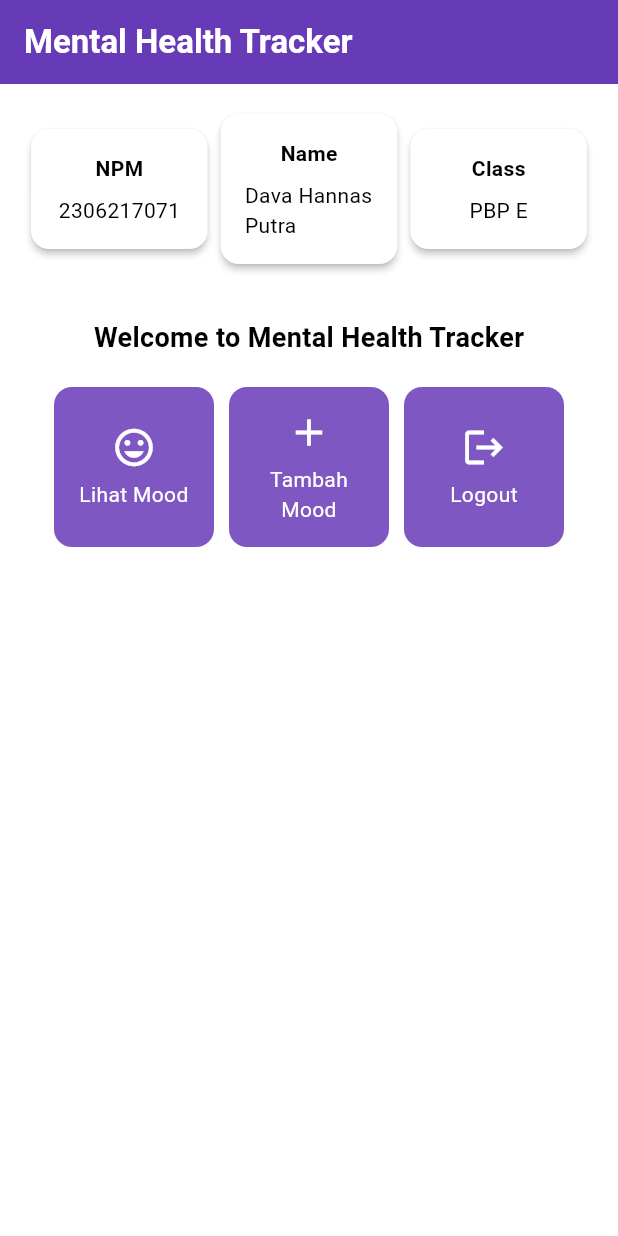
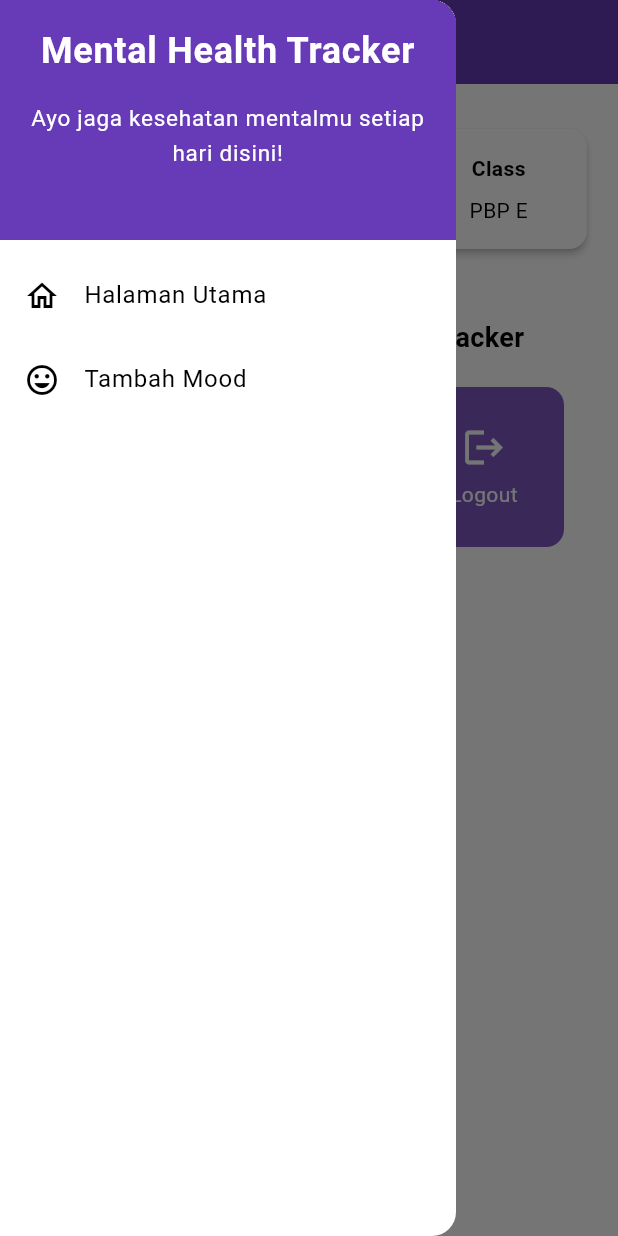
Before and after one commit to tjioedava/mental-health-tracker-mobile, a Flutter app: the screen it shows after launch, with the side drawer open (before the commit the screen has no drawer), on a phone screen of 412 x 824 dp. Run offline on Flutter 3.47's test engine with Material 3 defaults, Android fonts, the phone set to English and light mode, and no system bars.

Commit message:
finished tutorial 7

```diff
--- a/lib/main.dart
+++ b/lib/main.dart
@@ -1,5 +1,5 @@
 import 'package:flutter/material.dart';
-import 'package:mental_health_tracker/menu.dart';
+import 'package:mental_health_tracker/screens/menu.dart';
 
 void main() {
   runApp(const MyApp());
@@ -35,7 +35,6 @@ class MyApp extends StatelessWidget {
         useMaterial3: true,
       ),
       home: MyHomePage(),
-
     );
   }
 }
--- a/lib/menu.dart
+++ b/lib/screens/menu.dart
@@ -1,7 +1,8 @@
 import 'package:flutter/material.dart';
+import 'package:mental_health_tracker/widgets/left_drawer.dart';
+import 'package:mental_health_tracker/widgets/mood_card.dart';
 
-
-class MyHomePage extends StatelessWidget  {
+class MyHomePage extends StatelessWidget {
   final String npm = '2306217071'; // NPM
   final String name = 'Dava Hannas Putra'; // Nama
   final String className = 'PBP E'; // Kelas
@@ -27,11 +28,9 @@ class MyHomePage extends StatelessWidget  {
           ),
         ),
         // Warna latar belakang AppBar diambil dari skema warna tema aplikasi.
-        backgroundColor: Theme
-            .of(context)
-            .colorScheme
-            .primary,
+        backgroundColor: Theme.of(context).colorScheme.primary,
       ),
+      drawer: const LeftDrawer(),
       // Body halaman dengan padding di sekelilingnya.
       body: Padding(
         padding: const EdgeInsets.all(16.0),
@@ -98,8 +97,8 @@ class MyHomePage extends StatelessWidget  {
 class InfoCard extends StatelessWidget {
   // Kartu informasi yang menampilkan title dan content.
 
-  final String title;  // Judul kartu.
-  final String content;  // Isi kartu.
+  final String title; // Judul kartu.
+  final String content; // Isi kartu.
 
   const InfoCard({super.key, required this.title, required this.content});
 
@@ -110,7 +109,8 @@ class InfoCard extends StatelessWidget {
       elevation: 2.0,
       child: Container(
         // Mengatur ukuran dan jarak di dalam kartu.
-        width: MediaQuery.of(context).size.width / 3.5, // menyesuaikan dengan lebar device yang digunakan.
+        width: MediaQuery.of(context).size.width /
+            3.5, // menyesuaikan dengan lebar device yang digunakan.
         padding: const EdgeInsets.all(16.0),
         // Menyusun title dan content secara vertikal.
         child: Column(
@@ -127,64 +127,3 @@ class InfoCard extends StatelessWidget {
     );
   }
 }
-
-class ItemHomepage {
-  final String name;
-  final IconData icon;
-
-  ItemHomepage(this.name, this.icon);
-}
-
-class ItemCard extends StatelessWidget {
-  // Menampilkan kartu dengan ikon dan nama.
-
-  final ItemHomepage item;
-
-  const ItemCard(this.item, {super.key});
-
-  @override
-  Widget build(BuildContext context) {
-    return Material(
-      // Menentukan warna latar belakang dari tema aplikasi.
-      color: Theme.of(context).colorScheme.secondary,
-      // Membuat sudut kartu melengkung.
-      borderRadius: BorderRadius.circular(12),
-
-      child: InkWell(
-        // Aksi ketika kartu ditekan.
-        onTap: () {
-          // Menampilkan pesan SnackBar saat kartu ditekan.
-          ScaffoldMessenger.of(context)
-            ..hideCurrentSnackBar()
-            ..showSnackBar(
-                SnackBar(content: Text("Kamu telah menekan tombol ${item.name}!"))
-            );
-        },
-        // Container untuk menyimpan Icon dan Text
-        child: Container(
-          padding: const EdgeInsets.all(8),
-          child: Center(
-            child: Column(
-              // Menyusun ikon dan teks di tengah kartu.
-              mainAxisAlignment: MainAxisAlignment.center,
-              children: [
-                Icon(
-                  item.icon,
-                  color: Colors.white,
-                  size: 30.0,
-                ),
-                const Padding(padding: EdgeInsets.all(3)),
-                Text(
-                  item.name,
-                  textAlign: TextAlign.center,
-                  style: const TextStyle(color: Colors.white),
-                ),
-              ],
-            ),
-          ),
-        ),
-      ),
-    );
-  }
-
-}
--- /dev/null
+++ b/lib/widgets/left_drawer.dart
@@ -0,0 +1,69 @@
+import 'package:flutter/material.dart';
+import 'package:mental_health_tracker/menu.dart';
+import 'package:mental_health_tracker/widgets/moodentry_form.dart';
+
+class LeftDrawer extends StatelessWidget {
+  const LeftDrawer({super.key});
+
+  @override
+  Widget build(BuildContext context) {
+    return Drawer(
+      child: ListView(
+        children: [
+          DrawerHeader(
+            decoration: BoxDecoration(
+              color: Theme.of(context).colorScheme.primary,
+            ),
+            child: const Column(
+              children: [
+                Text(
+                  'Mental Health Tracker',
+                  textAlign: TextAlign.center,
+                  style: TextStyle(
+                    fontSize: 24,
+                    fontWeight: FontWeight.bold,
+                    color: Colors.white,
+                  ),
+                ),
+                Padding(padding: EdgeInsets.all(8)),
+                Text(
+                  "Ayo jaga kesehatan mentalmu setiap hari disini!",
+                  textAlign: TextAlign.center,
+                  style: TextStyle(
+                    fontSize: 15,
+                    fontWeight: FontWeight.normal,
+                    color: Colors.white,
+                  ),
+                ),
+              ],
+            ),
+          ),
+          ListTile(
+            leading: const Icon(Icons.home_outlined),
+            title: const Text('Halaman Utama'),
+            // Bagian redirection ke MyHomePage
+            onTap: () {
+              Navigator.pushReplacement(
+                  context,
+                  MaterialPageRoute(
+                    builder: (context) => MyHomePage(),
+                  ));
+            },
+          ),
+          ListTile(
+            leading: const Icon(Icons.mood),
+            title: const Text('Tambah Mood'),
+            // Bagian redirection ke MoodEntryFormPage
+            onTap: () {
+              Navigator.pushReplacement(
+                  context,
+                  MaterialPageRoute(
+                    builder: (context) => MoodEntryFormPage(),
+                  ));
+            },
+          ),
+        ],
+      ),
+    );
+  }
+}
--- /dev/null
+++ b/lib/widgets/mood_card.dart
@@ -0,0 +1,70 @@
+import 'package:flutter/material.dart';
+import 'package:mental_health_tracker/widgets/moodentry_form.dart';
+
+class ItemHomepage {
+  final String name;
+  final IconData icon;
+
+  ItemHomepage(this.name, this.icon);
+}
+
+class ItemCard extends StatelessWidget {
+  // Menampilkan kartu dengan ikon dan nama.
+
+  final ItemHomepage item;
+
+  const ItemCard(this.item, {super.key});
+
+  @override
+  Widget build(BuildContext context) {
+    return Material(
+      // Menentukan warna latar belakang dari tema aplikasi.
+      color: Theme.of(context).colorScheme.secondary,
+      // Membuat sudut kartu melengkung.
+      borderRadius: BorderRadius.circular(12),
+
+      child: InkWell(
+        // Aksi ketika kartu ditekan.
+        onTap: () {
+          // Menampilkan pesan SnackBar saat kartu ditekan.
+          ScaffoldMessenger.of(context)
+            ..hideCurrentSnackBar()
+            ..showSnackBar(SnackBar(
+                content: Text("Kamu telah menekan tombol ${item.name}!")));
+
+          // Navigate ke route yang sesuai (tergantung jenis tombol)
+          if (item.name == "Tambah Mood") {
+            Navigator.push(
+                context,
+                MaterialPageRoute(
+                  builder: (context) => MoodEntryFormPage(),
+                ));
+          }
+        },
+        // Container untuk menyimpan Icon dan Text
+        child: Container(
+          padding: const EdgeInsets.all(8),
+          child: Center(
+            child: Column(
+              // Menyusun ikon dan teks di tengah kartu.
+              mainAxisAlignment: MainAxisAlignment.center,
+              children: [
+                Icon(
+                  item.icon,
+                  color: Colors.white,
+                  size: 30.0,
+                ),
+                const Padding(padding: EdgeInsets.all(3)),
+                Text(
+                  item.name,
+                  textAlign: TextAlign.center,
+                  style: const TextStyle(color: Colors.white),
+                ),
+              ],
+            ),
+          ),
+        ),
+      ),
+    );
+  }
+}
```
Also changed, not shown: lib/screens/moodentry_form.dart (added, +160 -0 lines).
